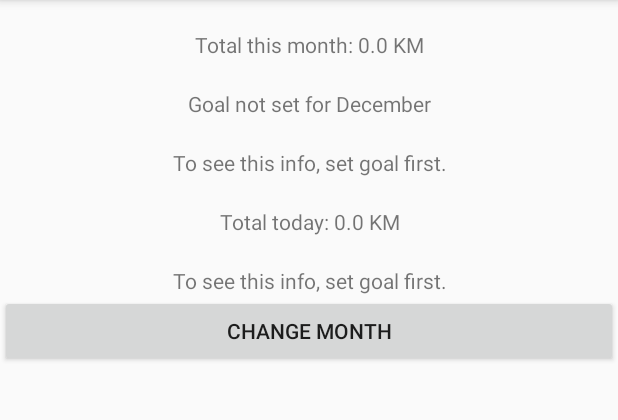
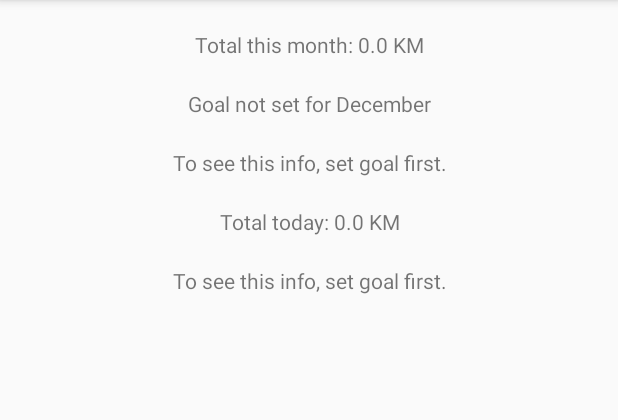
Before and after one commit to nhrnjic/SpendingsTracker, an Android app: the screen it shows after launch (ActivityMain), on a phone screen of 412 x 824 dp, the part 168-588 px from its top. Run offline under Robolectric (Android 15) with nearby library versions, the phone set to English and light mode, and no system bars; libraries missing offline, so code that uses them is left out: io.realm; 6 statements that could not run were skipped.

Commit message:
moved more stuff to overview model, added menu items

```diff
--- a/app/src/main/java/com/example/nihadhrnjic/spendingstracker/ActivityMain.java
+++ b/app/src/main/java/com/example/nihadhrnjic/spendingstracker/ActivityMain.java
@@ -88,12 +88,6 @@ public class ActivityMain extends AppCompatActivity implements GoalItemDialog.On
     }
 
     @Override
-    public boolean onCreateOptionsMenu(Menu menu) {
-        getMenuInflater().inflate(R.menu.menu_activity_main, menu);
-        return true;
-    }
-
-    @Override
     public void onComplete() {
        // mGoalUpdatedListener.onUpdate();
     }
--- a/app/src/main/java/com/example/nihadhrnjic/spendingstracker/OverviewFragment.java
+++ b/app/src/main/java/com/example/nihadhrnjic/spendingstracker/OverviewFragment.java
@@ -9,6 +9,7 @@ import android.util.Log;
 import android.view.LayoutInflater;
 import android.view.Menu;
 import android.view.MenuInflater;
+import android.view.MenuItem;
 import android.view.View;
 import android.view.ViewGroup;
 import android.widget.Button;
@@ -32,7 +33,6 @@ public class OverviewFragment extends Fragment {
     private static final int CHOOSE_MONTH_CODE = 0;
 
     private Overview mOverview;
-    private final Realm mRealmInstance = Realm.getDefaultInstance();
     private int mTargetMonth;
 
     private TextView mTotal;
@@ -40,13 +40,12 @@ public class OverviewFragment extends Fragment {
     private TextView mSpendingGoal;
     private TextView mCanSpendMonth;
     private TextView mCanSpendToday;
-    private Button mChangeMonthButton;
 
     @Override
     public void onCreate(@Nullable Bundle savedInstanceState) {
         super.onCreate(savedInstanceState);
-        mTargetMonth = DateTime.now().getMonthOfYear();
-        mOverview = new Overview(mTargetMonth);
+        mOverview = new Overview();
+        setHasOptionsMenu(true);
     }
 
     @Nullable
@@ -56,15 +55,6 @@ public class OverviewFragment extends Fragment {
         View view = inflater.inflate(R.layout.fragment_overview, container, false);
         bindUIWidgets(view);
 
-        mChangeMonthButton.setOnClickListener(new View.OnClickListener() {
-            @Override
-            public void onClick(View v) {
-                MonthPicker monthPicker = new MonthPicker();
-                monthPicker.setTargetFragment(OverviewFragment.this, CHOOSE_MONTH_CODE);
-                monthPicker.show(getFragmentManager(), CHOOSE_MONTH_FRAGMENT);
-            }
-        });
-
         updateUI();
         return view;
     }
@@ -72,7 +62,21 @@ public class OverviewFragment extends Fragment {
     @Override
     public void onCreateOptionsMenu(Menu menu, MenuInflater inflater) {
         super.onCreateOptionsMenu(menu, inflater);
-        inflater.inflate(R.menu.menu_overview, menu);
+        inflater.inflate(R.menu.menu_activity_main, menu);
+    }
+
+    @Override
+    public boolean onOptionsItemSelected(MenuItem item) {
+
+        switch (item.getItemId()){
+            case R.id.add_money_id:
+                Log.d("MENU", "Add money");
+                return true;
+            case R.id.change_month_id:
+                changeOverviewMonth();
+                return true;
+            default: return true;
+        }
     }
 
     @Override
@@ -83,8 +87,12 @@ public class OverviewFragment extends Fragment {
         }
 
         if(requestCode == CHOOSE_MONTH_CODE){
-            mTargetMonth = data.getIntExtra(MonthPicker.MONTH_INDEX_EXTRA, mTargetMonth);
-            setTitle();
+            int newTargetMonth = data.getIntExtra(MonthPicker.MONTH_INDEX_EXTRA, mTargetMonth);
+            if(newTargetMonth != mTargetMonth){
+                mOverview.setMonth(newTargetMonth);
+                mTargetMonth = newTargetMonth;
+                updateUI();
+            }
         }
     }
 
@@ -97,15 +105,15 @@ public class OverviewFragment extends Fragment {
     }
 
     private void setTitle(){
-        getActivity().setTitle(getString(R.string.overview_title, new DateTime(2017, mTargetMonth, 1, 0, 0).toString("MMMM")));
+        getActivity().setTitle(getString(R.string.overview_title, mOverview.getCurrentMonthName()));
     }
 
     private void setSpendingGoal(){
         double goal = mOverview.getTargetMonthGoal();
         if(goal <= 0){
-            mSpendingGoal.setText(getString(R.string.goal_not_set_general, new DateTime().toString("MMMM")));
+            mSpendingGoal.setText(getString(R.string.goal_not_set_general, mOverview.getCurrentMonthName()));
         }else{
-            mSpendingGoal.setText(getString(R.string.current_month_goal, new DateTime().toString("MMMM"), +mOverview.getTargetMonthGoal() + ""));
+            mSpendingGoal.setText(getString(R.string.current_month_goal, mOverview.getCurrentMonthName(), +mOverview.getTargetMonthGoal() + ""));
         }
     }
 
@@ -135,7 +143,11 @@ public class OverviewFragment extends Fragment {
         mSpendingGoal = (TextView) view.findViewById(R.id.spending_goal_id);
         mCanSpendMonth = (TextView) view.findViewById(R.id.can_spend_month_id);
         mCanSpendToday = (TextView) view.findViewById(R.id.can_spend_today_id);
-        mChangeMonthButton = (Button) view.findViewById(R.id.change_month_id);
-        mChangeMonthButton = (Button) view.findViewById(R.id.change_month_id);
+    }
+
+    private void changeOverviewMonth(){
+        MonthPicker monthPicker = new MonthPicker();
+        monthPicker.setTargetFragment(this, CHOOSE_MONTH_CODE);
+        monthPicker.show(getFragmentManager(), CHOOSE_MONTH_FRAGMENT);
     }
 }
--- a/app/src/main/java/com/example/nihadhrnjic/spendingstracker/models/Overview.java
+++ b/app/src/main/java/com/example/nihadhrnjic/spendingstracker/models/Overview.java
@@ -10,11 +10,19 @@ import io.realm.Realm;
 
 public class Overview {
 
-    private Realm mRealm = Realm.getDefaultInstance();
+    private final Realm mRealm = Realm.getDefaultInstance();
     private int mTargetMonth;
 
-    public Overview(int month){
+    public Overview(){
+        mTargetMonth = DateTime.now().getMonthOfYear();
+    }
+
+    public void setMonth(int month){
         mTargetMonth = month;
+    }
+
+    public String getCurrentMonthName(){
+        return new DateTime(2017, mTargetMonth, 1, 0, 0).toString("MMMM");
     }
 
     public double getTargetMonthTotal(){
--- a/app/src/main/res/layout/fragment_overview.xml
+++ b/app/src/main/res/layout/fragment_overview.xml
@@ -40,10 +40,4 @@
         android:layout_marginTop="20dp"
         android:gravity="center_horizontal"/>
 
-    <Button
-        android:id="@+id/change_month_id"
-        android:layout_width="match_parent"
-        android:layout_height="wrap_content"
-        android:text="@string/change_month_label"/>
-
 </LinearLayout>
--- a/app/src/main/res/menu/menu_activity_main.xml
+++ b/app/src/main/res/menu/menu_activity_main.xml
@@ -3,8 +3,14 @@
     xmlns:tools="http://schemas.android.com/tools"
     tools:context="com.example.nihadhrnjic.spendingstracker.ActivityMain">
     <item
-        android:id="@+id/action_settings"
-        android:orderInCategory="100"
-        android:title="@string/action_settings"
+        android:id="@+id/change_month_id"
+        android:orderInCategory="1"
+        android:title="@string/change_month"
         app:showAsAction="never" />
+
+    <item
+        android:id="@+id/add_money_id"
+        android:orderInCategory="2"
+        android:title="@string/add_money"
+        />
 </menu>
--- a/app/src/main/res/menu/menu_overview.xml
+++ b/app/src/main/res/menu/menu_overview.xml
@@ -1,4 +1,5 @@
 <?xml version="1.0" encoding="utf-8"?>
 <menu xmlns:android="http://schemas.android.com/apk/res/android">
-    <item android:title="Menu Title" />
+    <item android:title="Change" android:orderInCategory="1" />
+
 </menu>
--- a/app/src/main/res/values/strings.xml
+++ b/app/src/main/res/values/strings.xml
@@ -19,12 +19,14 @@
     <string name="section_format">Hello World from section: %1$d</string>
     <string name="add_spendings_label"> New Spending </string>
     <string name="title_activity_settings">Settings</string>
+    <string name="change_month"> Change Month </string>
+    <string name="add_money"> Add Money </string>
 
 
     <!-- Strings related to overview -->
     <string name="overview_title"> Overview for: %1s </string>
     <string name="month_total"> Total this month: %1s KM </string>
-    <string name="current_month_goal" formatted="false"> Goal for %1s: %2s KM </string>
+    <string name="current_month_goal" formatted="false"> Spending Goal for %1s: %2s KM </string>
     <string name="left_to_spend_month"> Left to spend this month: %1s </string>
     <string name="today_total"> Total today: %1s KM </string>
     <string name="left_to_spend_today"> Left to spend today: %1s </string>
```
